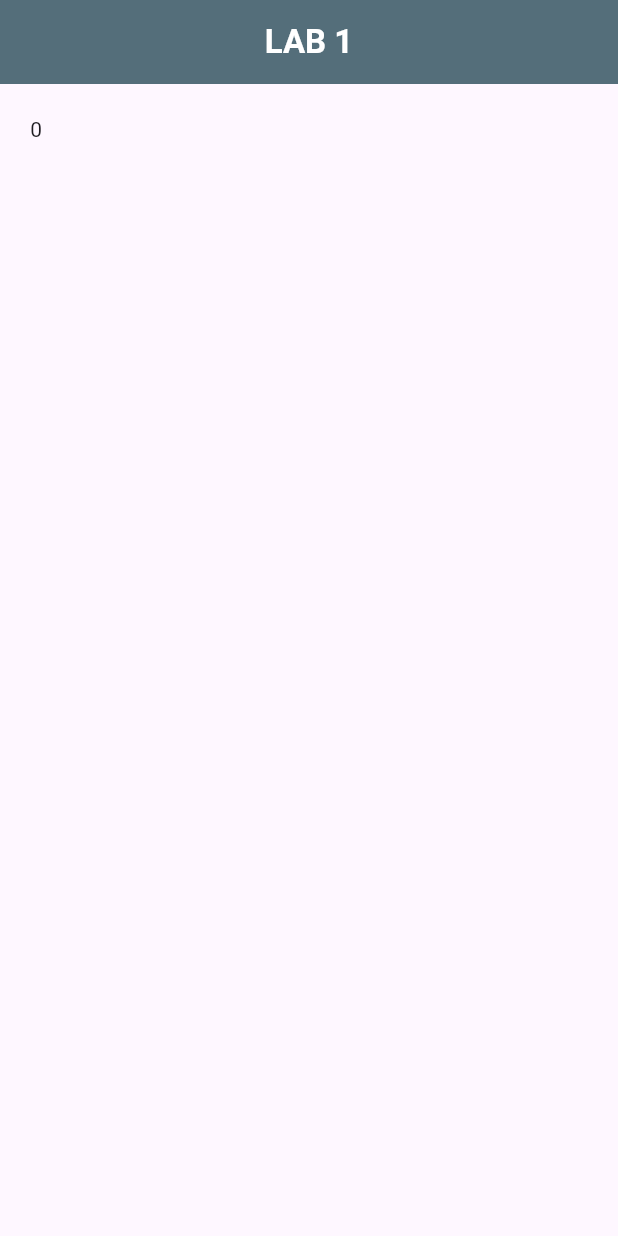
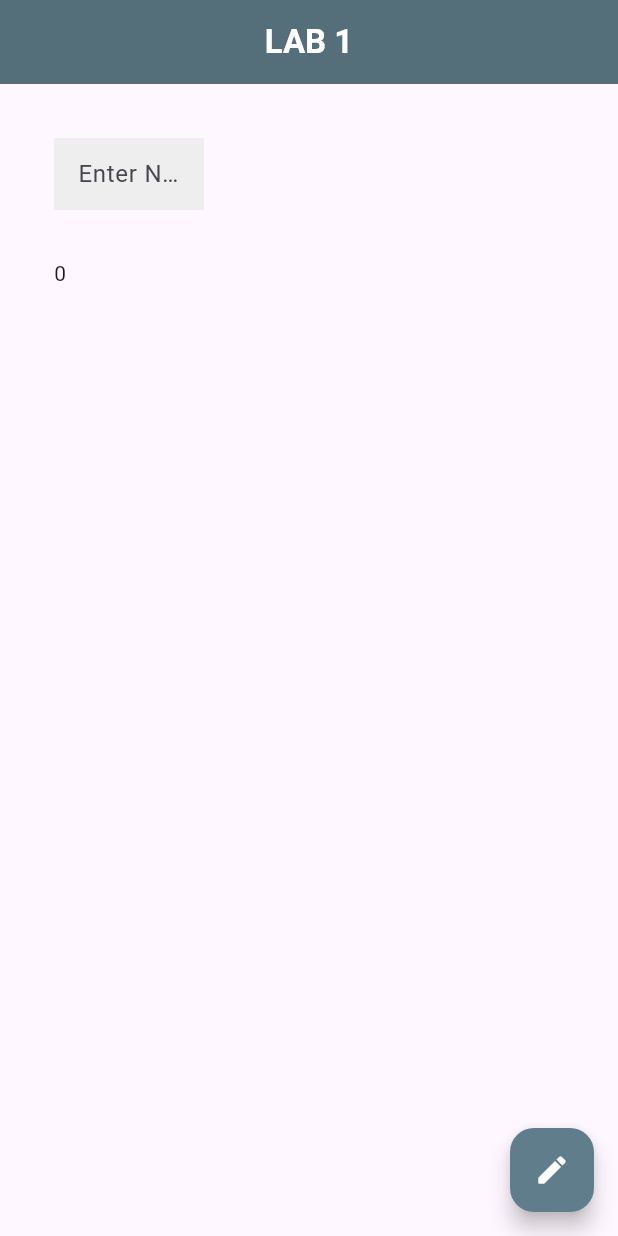
Before and after one commit to NazarBylen/flutter_labs, a Flutter app: the screen it shows after launch, on a phone screen of 412 x 824 dp. Run offline on Flutter 3.47's test engine with Material 3 defaults, Android fonts, the phone set to English and light mode, and no system bars.

Commit message:
lab1 finished functionality

```diff
--- a/lib/main.dart
+++ b/lib/main.dart
@@ -16,6 +16,14 @@ class counter_iterate extends StatefulWidget {
 class _counter_iterate extends State<counter_iterate> {
 
   int result = 0;
+
+  final MyController = TextEditingController();
+
+  @override
+  void dispose() {
+    MyController.dispose();
+    super.dispose();
+  }
 
   @override
   Widget build(BuildContext context) {
@@ -40,8 +48,28 @@ class _counter_iterate extends State<counter_iterate> {
                     Column(
                       crossAxisAlignment: CrossAxisAlignment.start,
                       children: [
-
-                        Text("${result}")
+                        Padding(
+                          padding: EdgeInsets.all(16.0),
+                          child: Row(
+                            children:
+                              <Widget>[
+                                SizedBox(width: 100,
+                                  child: TextField(
+                                  controller: MyController,
+                                  decoration: InputDecoration(
+                                    border: InputBorder.none,
+                                    hintText: "Enter Number To Increment",
+                                    fillColor: Colors.grey[200],
+                                    filled: true,
+                                  ),
+                                ),),
+                              ],
+                          ),
+                        ),
+                        Padding(
+                          padding: const EdgeInsets.all(16.0),
+                          child: Text("${result}"),
+                        )
                       ],
                     )
                   ],
@@ -50,6 +78,21 @@ class _counter_iterate extends State<counter_iterate> {
             ],
           ),
         ),
+        floatingActionButton: FloatingActionButton(
+          onPressed: () {
+            setState(() {
+              var value = int.tryParse(MyController.text);
+              if (value == null) {
+                result = 0;
+              }
+              else {
+                result = value;
+              }
+            });
+          },
+          child: Icon(Icons.edit_rounded, color: Colors.white,),
+          backgroundColor: Colors.blueGrey,
+        ),
       );
   }
 }
```
